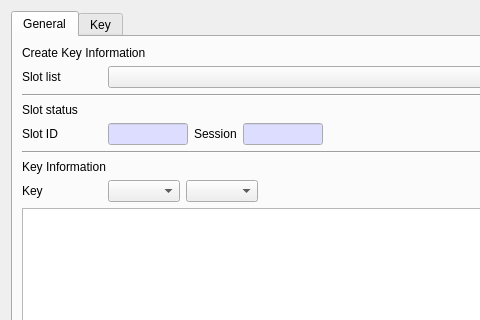
Above: CryptokiMan/create_key_dlg.ui from jykim74/CryptokiMan before the change; both pictures show x 0 to 480 and y 0 to 320 of the 641 by 441 pixel window. Below: the same form after it.
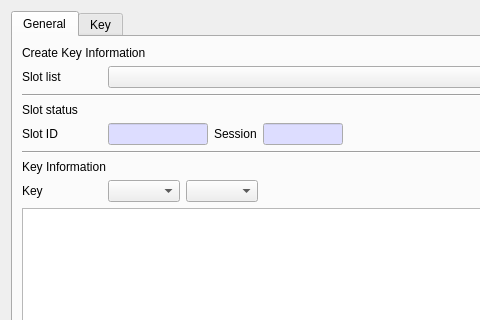
That is the form after the change. The open tabs and pages were chosen to show the change.

```diff
--- a/CryptokiMan/create_key_dlg.ui
+++ b/CryptokiMan/create_key_dlg.ui
@@ -161,7 +161,7 @@
           <widget class="QLineEdit" name="mSlotIDText">
            <property name="maximumSize">
             <size>
-             <width>80</width>
+             <width>100</width>
              <height>16777215</height>
             </size>
            </property>
```
Left out of the diff: 2 changed lines with no effect on the pictures.
